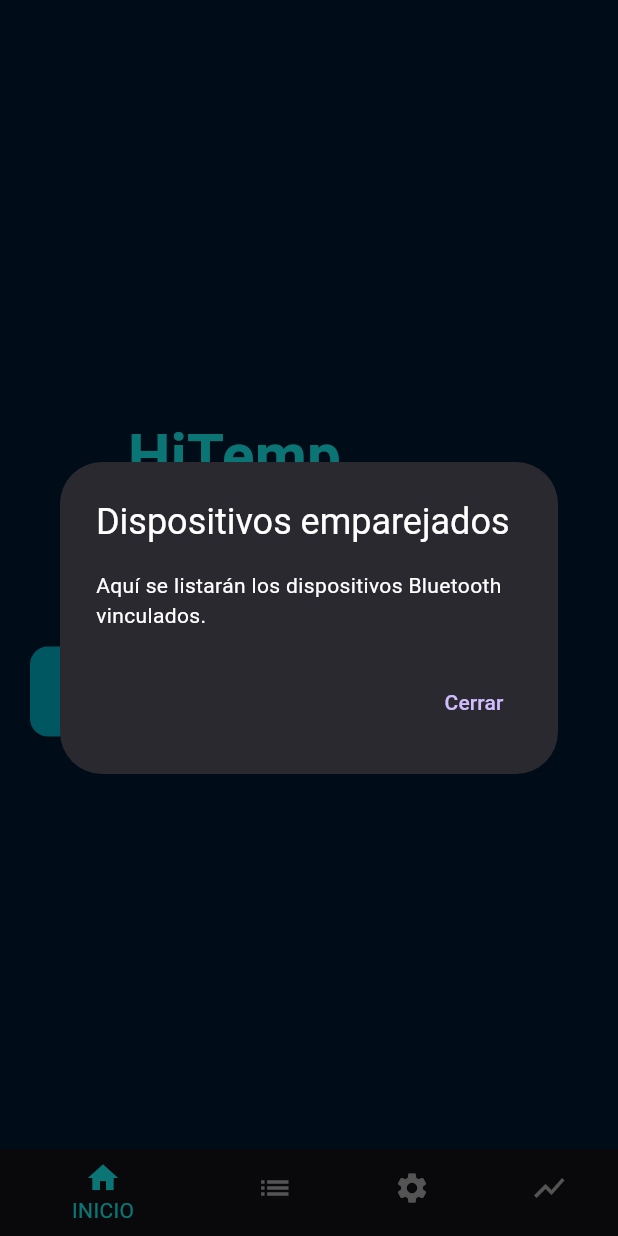
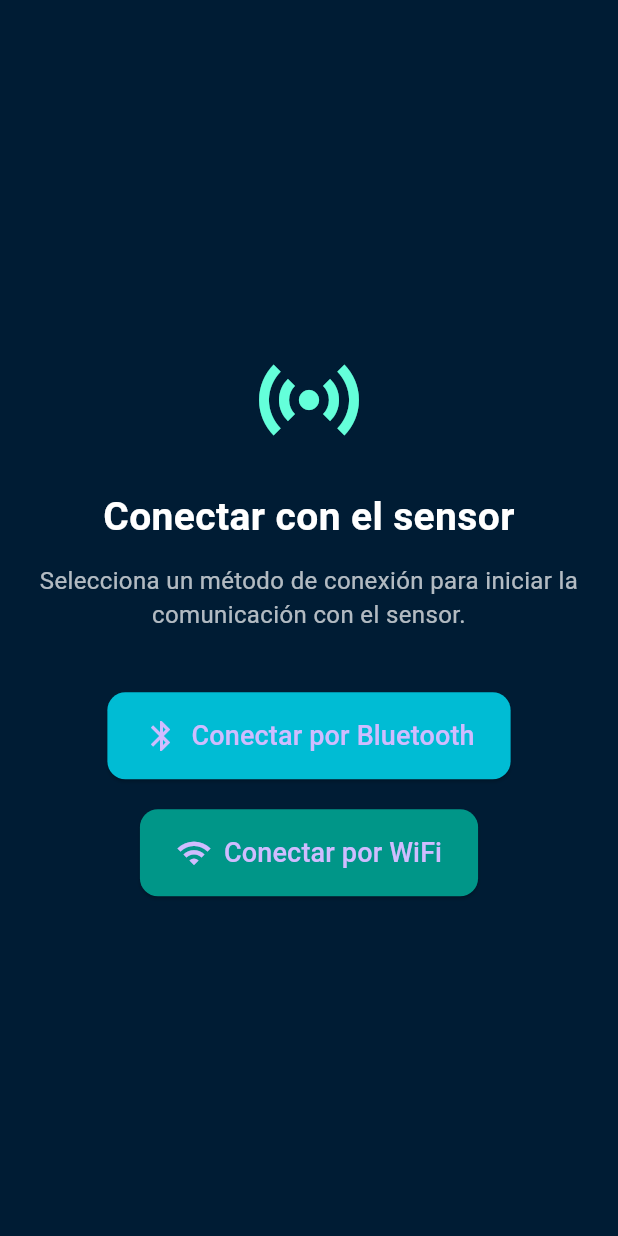
Before and after one commit to DarioHdz/HydroSenseApp, a Flutter app: the screen it shows after launch, after a tap on "Conectar por Bluetooth", on a phone screen of 412 x 824 dp. Run offline on Flutter 3.47's test engine with Material 3 defaults, Android fonts, the light colour scheme and no system bars; our stand-ins replace flutter_blue_plus, shared_preferences; missing offline and left inert: wifi_iot.

Commit message:
New splash screen

```diff
--- a/lib/main.dart
+++ b/lib/main.dart
@@ -1,84 +1,26 @@
 import 'package:flutter/material.dart';
-import 'screens/home_screen.dart';
-import 'screens/registros_screen.dart';
+import 'screens/connection_gateway_screen.dart'; // Asegúrate que la ruta sea correcta
 
 void main() {
-  runApp(HiTempApp()); // Punto de entrada de la aplicación
+  runApp(const HiTempApp());
 }
 
-// ignore: use_key_in_widget_constructors
 class HiTempApp extends StatelessWidget {
+  const HiTempApp({super.key});
+
   @override
   Widget build(BuildContext context) {
     return MaterialApp(
       title: 'HiTemp',
-      debugShowCheckedModeBanner: false, // Oculta la banda de debug
+      debugShowCheckedModeBanner: false,
       theme: ThemeData.dark().copyWith(
-        scaffoldBackgroundColor: const Color(0xFF001C34), // Color de fondo general
-        primaryColor: Colors.cyan, // Color primario para elementos activos
+        scaffoldBackgroundColor: const Color(0xFF001C34),
+        primaryColor: Colors.cyan,
         textTheme: const TextTheme(
-          bodyMedium: TextStyle(color: Colors.white), // Texto base en blanco
+          bodyMedium: TextStyle(color: Colors.white),
         ),
       ),
-      home: MainNavigation(), // Pantalla principal con navegación inferior
+      home: const ConnectionGatewayScreen(), // 👈 Aquí se carga la pantalla de conexión
     );
   }
 }
-
-// ignore: use_key_in_widget_constructors
-class MainNavigation extends StatefulWidget {
-  @override
-  // ignore: library_private_types_in_public_api
-  _MainNavigationState createState() => _MainNavigationState();
-}
-
-class _MainNavigationState extends State<MainNavigation> {
-  int _selectedIndex = 0; // Índice actual de la pantalla seleccionada
-
-  // Lista de pantallas que se muestran al cambiar el índice
-  final List<Widget> _screens = [
-    HomeScreen(), // Pantalla de Inicio
-    RegistrosScreen(), // Pantalla de Registros
-    Center(child: Text('Configuración')), // Placeholder para Configuración
-    Center(child: Text('Gráficos')),      // Placeholder para Gráficos
-  ];
-
-  // Método para manejar los taps en la barra de navegación
-  void _onItemTapped(int index) {
-    setState(() {
-      _selectedIndex = index; // Actualiza el índice de pantalla seleccionada
-    });
-  }
-
-  @override
-  Widget build(BuildContext context) {
-    return Scaffold(
-      body: _screens[_selectedIndex], // Muestra la pantalla seleccionada
-      bottomNavigationBar: BottomNavigationBar(
-        currentIndex: _selectedIndex, // Índice actual
-        onTap: _onItemTapped, // Llama a la función al hacer tap
-        backgroundColor: const Color(0xFF001830), // Color de fondo del navbar
-        selectedItemColor: Colors.cyanAccent, // Color para ítem activo
-        unselectedItemColor: Colors.white70,   // Color para ítems inactivos
-        items: const [
-          BottomNavigationBarItem(
-            icon: Icon(Icons.home),
-            label: 'INICIO',
-          ),
-          BottomNavigationBarItem(
-            icon: Icon(Icons.list),
-            label: 'REGISTROS',
-          ),
-          BottomNavigationBarItem(
-            icon: Icon(Icons.settings),
-            label: 'CONFIGURACIÓN',
-          ),
-          BottomNavigationBarItem(
-            icon: Icon(Icons.show_chart),
-            label: 'GRÁFICOS',
-          ),
-        ],
-      ),
-    );
-  }
-}
--- /dev/null
+++ b/lib/screens/connection_gateway_screen.dart
@@ -0,0 +1,268 @@
+import 'package:flutter/material.dart';
+import 'package:wifi_iot/wifi_iot.dart';
+import 'package:shared_preferences/shared_preferences.dart';
+import 'dart:convert';
+
+class ConnectionGatewayScreen extends StatelessWidget {
+  const ConnectionGatewayScreen({super.key});
+
+  @override
+  Widget build(BuildContext context) {
+    return Scaffold(
+      body: SafeArea(
+        child: Padding(
+          padding: const EdgeInsets.all(24.0),
+          child: Column(
+            mainAxisAlignment: MainAxisAlignment.center,
+            crossAxisAlignment: CrossAxisAlignment.center,
+            children: [
+              Icon(Icons.sensors, size: 80, color: Colors.tealAccent),
+              const SizedBox(height: 20),
+              const Text(
+                'Conectar con el sensor',
+                style: TextStyle(fontSize: 26, fontWeight: FontWeight.bold),
+                textAlign: TextAlign.center,
+              ),
+              const SizedBox(height: 12),
+              const Text(
+                'Selecciona un método de conexión para iniciar la comunicación con el sensor.',
+                style: TextStyle(fontSize: 16, color: Colors.white70),
+                textAlign: TextAlign.center,
+              ),
+              const SizedBox(height: 40),
+
+              ElevatedButton.icon(
+                icon: const Icon(Icons.bluetooth, size: 24),
+                label: const Text('Conectar por Bluetooth', style: TextStyle(fontSize: 18)),
+                style: ElevatedButton.styleFrom(
+                  backgroundColor: Colors.cyan,
+                  padding: const EdgeInsets.symmetric(horizontal: 24, vertical: 16),
+                  shape: RoundedRectangleBorder(borderRadius: BorderRadius.circular(12)),
+                ),
+                onPressed: () {
+                  // TODO: Lógica de conexión por Bluetooth
+                },
+              ),
+
+              const SizedBox(height: 20),
+
+              ElevatedButton.icon(
+                icon: const Icon(Icons.wifi, size: 24),
+                label: const Text('Conectar por WiFi', style: TextStyle(fontSize: 18)),
+                style: ElevatedButton.styleFrom(
+                  backgroundColor: Colors.teal,
+                  padding: const EdgeInsets.symmetric(horizontal: 24, vertical: 16),
+                  shape: RoundedRectangleBorder(borderRadius: BorderRadius.circular(12)),
+                ),
+                onPressed: () => showWiFiOptionsDialog(context),
+              )
+            ],
+          ),
+        ),
+      ),
+    );
+  }
+
+
+  void showWiFiOptionsDialog(BuildContext context) {
+    showDialog(
+      context: context,
+      builder: (context) => AlertDialog(
+        title: const Text('Conexión WiFi'),
+        content: const Text('¿Cómo deseas conectarte al sensor?'),
+        actions: [
+          TextButton(
+            onPressed: () {
+              Navigator.of(context).pop(); // Cierra el dialog actual
+              connectToKnownSensorWiFi(context);
+            },
+            child: const Text('Usar conexión guardada'),
+          ),
+          TextButton(
+            onPressed: () async {
+              Navigator.of(context).pop(); // Cierra primero
+
+              Future.microtask(() {
+                showDialogNewConnection(context);
+                });
+              },
+
+              child: const Text('Nueva conexión'),
+          ),
+        ],
+      ),
+    );
+  }
+
+  void showDialogNewConnection(BuildContext context) async {
+    List<WifiNetwork?> redes = await WiFiForIoTPlugin.loadWifiList();
+
+    showDialog(
+      context: context,
+      builder: (context) {
+        return AlertDialog(
+          title: const Text('Selecciona una red WiFi'),
+          content: SizedBox(
+            width: 300,
+            height: 300,
+            child: ListView.builder(
+              itemCount: redes.length,
+              itemBuilder: (context, index) {
+                final red = redes[index];
+                return ListTile(
+                  title: Text(red?.ssid ?? "Desconocida"),
+                  onTap: () => _showPasswordFormulary(context, red?.ssid ?? ''),
+                );
+              },
+            ),
+          ),
+        );
+      },
+    );
+  }
+
+  void _showPasswordFormulary(BuildContext context, String ssid) {
+    final TextEditingController passController = TextEditingController();
+
+    showDialog(
+      context: context,
+      builder: (context) => AlertDialog(
+        title: Text('Conectarse a $ssid'),
+        content: TextField(
+          controller: passController,
+          obscureText: true,
+          decoration: const InputDecoration(labelText: 'Contraseña'),
+        ),
+        actions: [
+          TextButton(
+            child: const Text('Cancelar'),
+            onPressed: () => Navigator.pop(context),
+          ),
+          TextButton(
+            child: const Text('Conectar'),
+            onPressed: () async {
+              Navigator.pop(context);
+              final exito = await WiFiForIoTPlugin.connect(
+                ssid,
+                password: passController.text,
+                security: NetworkSecurity.WPA,
+                joinOnce: true,
+                withInternet: false,
+              );
+
+              if (exito) {
+                await _saveNetwork(ssid, passController.text);
+                ScaffoldMessenger.of(context).showSnackBar(
+                  SnackBar(content: Text('Conectado y guardado: $ssid')),
+                );
+              } else {
+                ScaffoldMessenger.of(context).showSnackBar(
+                  SnackBar(content: Text('Error al conectar a $ssid')),
+                );
+              }
+            },
+          ),
+        ],
+      ),
+    );
+  }
+
+  Future<void> _saveNetwork(String ssid, String password) async {
+    final prefs = await SharedPreferences.getInstance();
+    final redes = prefs.getStringList('redes_guardadas') ?? [];
+
+    final nuevaRed = jsonEncode({'ssid': ssid, 'password': password});
+    redes.add(nuevaRed);
+
+    await prefs.setStringList('redes_guardadas', redes.toSet().toList()); // evita duplicados
+  }
+
+  void connectToKnownSensorWiFi(BuildContext context) async {
+    const ssid = 'HydroSense_AP';
+    const password = '12345678'; // si aplica
+
+    final result = await WiFiForIoTPlugin.connect(
+      ssid,
+      password: password,
+      security: NetworkSecurity.WPA,
+      joinOnce: true,
+      withInternet: false,
+    );
+
+    if (result) {
+      ScaffoldMessenger.of(context).showSnackBar(
+        const SnackBar(content: Text('Conectado exitosamente')),
+      );
+    } else {
+      ScaffoldMessenger.of(context).showSnackBar(
+        const SnackBar(content: Text('Fallo al conectar')),
+      );
+    }
+  }
+
+  void scanAndConnectToWiFi(BuildContext context) async {
+    final networks = await WiFiForIoTPlugin.loadWifiList();
+
+    showDialog(
+      context: context,
+      builder: (context) => AlertDialog(
+        title: const Text('Redes disponibles'),
+        content: SizedBox(
+          height: 300,
+          width: 300,
+          child: ListView.builder(
+            itemCount: networks.length,
+            itemBuilder: (context, index) {
+              final ssid = networks[index].ssid ?? 'Sin nombre';
+              return ListTile(
+                title: Text(ssid),
+                onTap: () {
+                  Navigator.pop(context);
+                  showWiFiPasswordDialog(context, ssid);
+                },
+              );
+            },
+          ),
+        ),
+      ),
+    );
+  }
+
+  void showWiFiPasswordDialog(BuildContext context, String ssid) {
+    final controller = TextEditingController();
+
+    showDialog(
+      context: context,
+      builder: (context) => AlertDialog(
+        title: Text('Conectar a $ssid'),
+        content: TextField(
+          controller: controller,
+          obscureText: true,
+          decoration: const InputDecoration(labelText: 'Contraseña'),
+        ),
+        actions: [
+          TextButton(
+            onPressed: () async {
+              Navigator.pop(context);
+              final success = await WiFiForIoTPlugin.connect(
+                ssid,
+                password: controller.text,
+                security: NetworkSecurity.WPA,
+                joinOnce: true,
+                withInternet: false,
+              );
+              ScaffoldMessenger.of(context).showSnackBar(
+                SnackBar(
+                  content: Text(
+                      success ? 'Conectado a $ssid' : 'Error al conectar a $ssid'),
+                ),
+              );
+            },
+            child: const Text('Conectar'),
+          ),
+        ],
+      ),
+    );
+  }
+
+}
--- a/lib/screens/home_screen.dart
+++ b/lib/screens/home_screen.dart
@@ -1,4 +1,6 @@
 import 'package:flutter/material.dart';
+import 'package:flutter_blue_plus/flutter_blue_plus.dart';
+import 'package:wifi_iot/wifi_iot.dart';
 
 class HomeScreen extends StatelessWidget {
   const HomeScreen({super.key});
@@ -11,9 +13,8 @@ class HomeScreen extends StatelessWidget {
         child: Column(
           mainAxisAlignment: MainAxisAlignment.center,
           children: [
-            // Título principal
             const Text(
-              'HiTemp',
+              'HydroSense',
               style: TextStyle(
                 fontSize: 40,
                 fontWeight: FontWeight.bold,
@@ -26,7 +27,7 @@ class HomeScreen extends StatelessWidget {
 
             // Subtítulo
             const Text(
-              'Sensor Hidrológico',
+              'Sistema de sensores para monitoreo ambiental',
               style: TextStyle(
                 fontSize: 20,
                 color: Colors.white70,
@@ -36,40 +37,42 @@ class HomeScreen extends StatelessWidget {
 
             const SizedBox(height: 60),
 
-            // Botón para conectar Bluetooth
-            ElevatedButton.icon(
-              icon: const Icon(Icons.bluetooth, size: 28),
-              label: const Text(
-                'Conectar por Bluetooth',
-                style: TextStyle(fontSize: 18),
-              ),
-              style: ElevatedButton.styleFrom(
-                backgroundColor: Colors.cyan,
-                padding: const EdgeInsets.symmetric(horizontal: 24, vertical: 16),
-                shape: RoundedRectangleBorder(
-                  borderRadius: BorderRadius.circular(12),
+            // Botones de conexion
+            Column(
+              mainAxisAlignment: MainAxisAlignment.center,
+              children: [
+
+                ElevatedButton.icon(
+                  icon: const Icon(Icons.wifi),
+                  label: const Text('Conectar por WiFi'),
+                  onPressed: (){},
+                  style: ElevatedButton.styleFrom(
+                    backgroundColor: Colors.teal,
+                    padding: const EdgeInsets.symmetric(horizontal: 24, vertical: 16),
+                    shape: RoundedRectangleBorder(borderRadius: BorderRadius.circular(12)),
+                  ),
                 ),
-              ),
-              onPressed: () {
-                // Aquí se implementará la lógica para mostrar dispositivos emparejados
-                showDialog(
-                  context: context,
-                  builder: (context) => AlertDialog(
-                    title: const Text('Dispositivos emparejados'),
-                    content: const Text('Aquí se listarán los dispositivos Bluetooth vinculados.'),
-                    actions: [
-                      TextButton(
-                        child: const Text('Cerrar'),
-                        onPressed: () => Navigator.of(context).pop(),
-                      )
-                    ],
+
+                const SizedBox(height: 20),
+
+                ElevatedButton.icon(
+                  icon: const Icon(Icons.bluetooth),
+                  label: const Text('Conectar por Bluetooth'),
+                  onPressed: (){},
+                  style: ElevatedButton.styleFrom(
+                    backgroundColor: Colors.cyan,
+                    padding: const EdgeInsets.symmetric(horizontal: 24, vertical: 16),
+                    shape: RoundedRectangleBorder(borderRadius: BorderRadius.circular(12)),
                   ),
-                );
-              },
+                ),
+
+              ],
             )
+
           ],
         ),
       ),
     );
   }
+
 }
--- a/pubspec.yaml
+++ b/pubspec.yaml
@@ -30,6 +30,10 @@ environment:
 dependencies:
   flutter:
     sdk: flutter
+
+  flutter_blue_plus: ^1.31.13
+  wifi_iot: ^0.3.19
+  shared_preferences: ^2.2.2
 
   # The following adds the Cupertino Icons font to your application.
   # Use with the CupertinoIcons class for iOS style icons.
```
Also changed, not shown: pubspec.lock, 3 other files.
